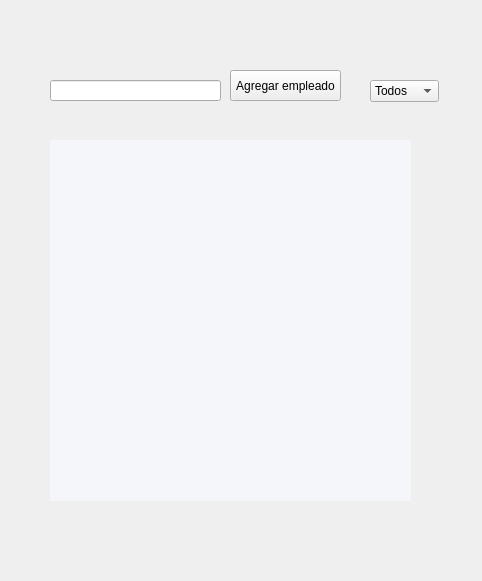
The window that appetizer-core/components-manager/listaempleados.ui (AngelGenis/Appetizer) describes before a commit, drawn with Qt 5.
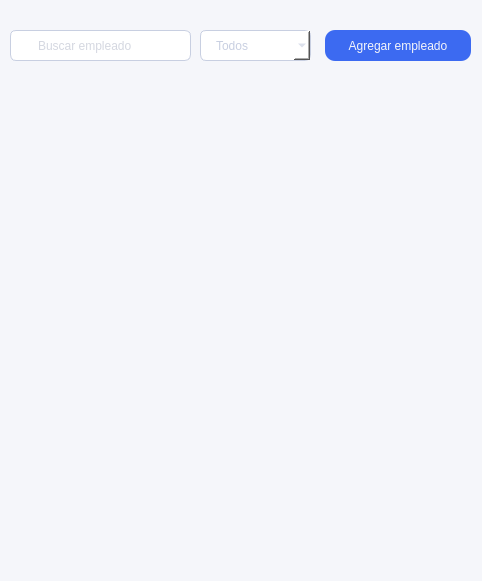
The same window after the commit. Icons and pictures are not drawn.

Commit message: Estilos interfaz de Lista Empleados

What changed in the file:
```diff
--- a/appetizer-core/components-manager/listaempleados.ui
+++ b/appetizer-core/components-manager/listaempleados.ui
@@ -13,15 +13,28 @@
   <property name="windowTitle">
    <string>Form</string>
   </property>
+  <property name="styleSheet">
+   <string notr="true">background-color: #F5F6FA;</string>
+  </property>
   <widget class="QComboBox" name="cB_tipoEmpleado">
    <property name="geometry">
     <rect>
-     <x>370</x>
-     <y>80</y>
-     <width>69</width>
-     <height>22</height>
+     <x>200</x>
+     <y>30</y>
+     <width>111</width>
+     <height>31</height>
     </rect>
    </property>
+   <property name="styleSheet">
+    <string notr="true">border: 1px solid #C8CFE1;
+background-color: #FFFFFF;
+border-radius: 6px;
+
+font: 15px &quot;SF Pro Text&quot;;
+padding-left: 15px;
+
+color:#C8CFE1;</string>
+   </property>
    <item>
     <property name="text">
      <string>Todos</string>
@@ -56,15 +69,15 @@
   <widget class="QListView" name="listView">
    <property name="geometry">
     <rect>
-     <x>50</x>
-     <y>140</y>
-     <width>361</width>
-     <height>361</height>
+     <x>40</x>
+     <y>100</y>
+     <width>401</width>
+     <height>461</height>
     </rect>
    </property>
    <property name="styleSheet">
     <string notr="true">border: none;
-background: #F5F6FA;</string>
+background-color: #F5F6FA;</string>
    </property>
    <property name="spacing">
     <number>6</number>
@@ -73,12 +86,22 @@
   <widget class="QPushButton" name="btn_nuevoEmpleado">
    <property name="geometry">
     <rect>
-     <x>230</x>
-     <y>70</y>
-     <width>111</width>
+     <x>320</x>
+     <y>30</y>
+     <width>151</width>
      <height>31</height>
     </rect>
    </property>
+   <property name="styleSheet">
+    <string notr="true">border-radius:10px;
+background-color: #3C6AF1;
+
+font: 11px &quot;SF Pro Text&quot;;
+color:#F5F6FA;
+height: 38.85px;
+
+margin-left: 5px;</string>
+   </property>
    <property name="text">
     <string>Agregar empleado</string>
    </property>
@@ -86,11 +109,46 @@
   <widget class="QLineEdit" name="buscarEmpleado">
    <property name="geometry">
     <rect>
-     <x>50</x>
-     <y>80</y>
-     <width>171</width>
-     <height>21</height>
+     <x>10</x>
+     <y>30</y>
+     <width>181</width>
+     <height>31</height>
     </rect>
+   </property>
+   <property name="styleSheet">
+    <string notr="true">border: 1px solid #C8CFE1;
+background-color: #FFFFFF;
+border-radius: 6px;
+
+font: 15px &quot;SF Pro Text&quot;;
+padding-left: 25px;
+
+/*color:#C8CFE1;*/
+
+
+color: #A9AFC2;</string>
+   </property>
+   <property name="placeholderText">
+    <string>Buscar empleado</string>
+   </property>
+  </widget>
+  <widget class="QLabel" name="label">
+   <property name="geometry">
+    <rect>
+     <x>20</x>
+     <y>34</y>
+     <width>16</width>
+     <height>20</height>
+    </rect>
+   </property>
+   <property name="styleSheet">
+    <string notr="true">background: #FFFFFF;</string>
+   </property>
+   <property name="text">
+    <string/>
+   </property>
+   <property name="pixmap">
+    <pixmap resource="../Resources.qrc">:/Img/lupa.png</pixmap>
    </property>
   </widget>
  </widget>
```
Left out of the diff: 4 changed lines with no effect on the pictures. The commit also changes 2 other files.
